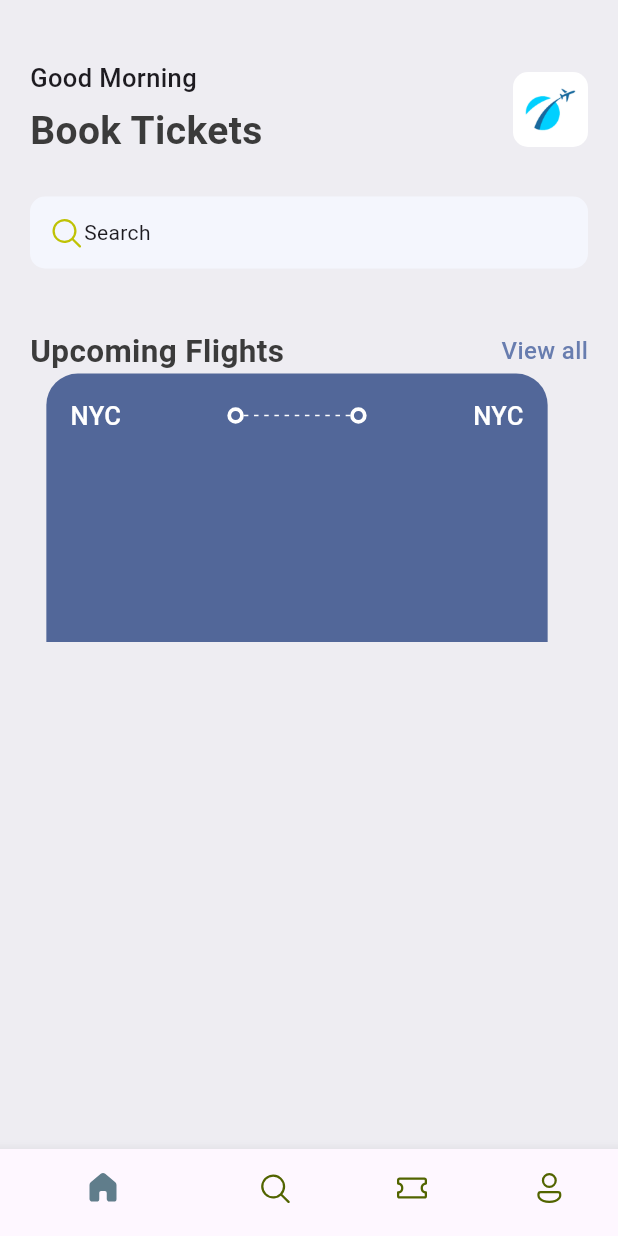
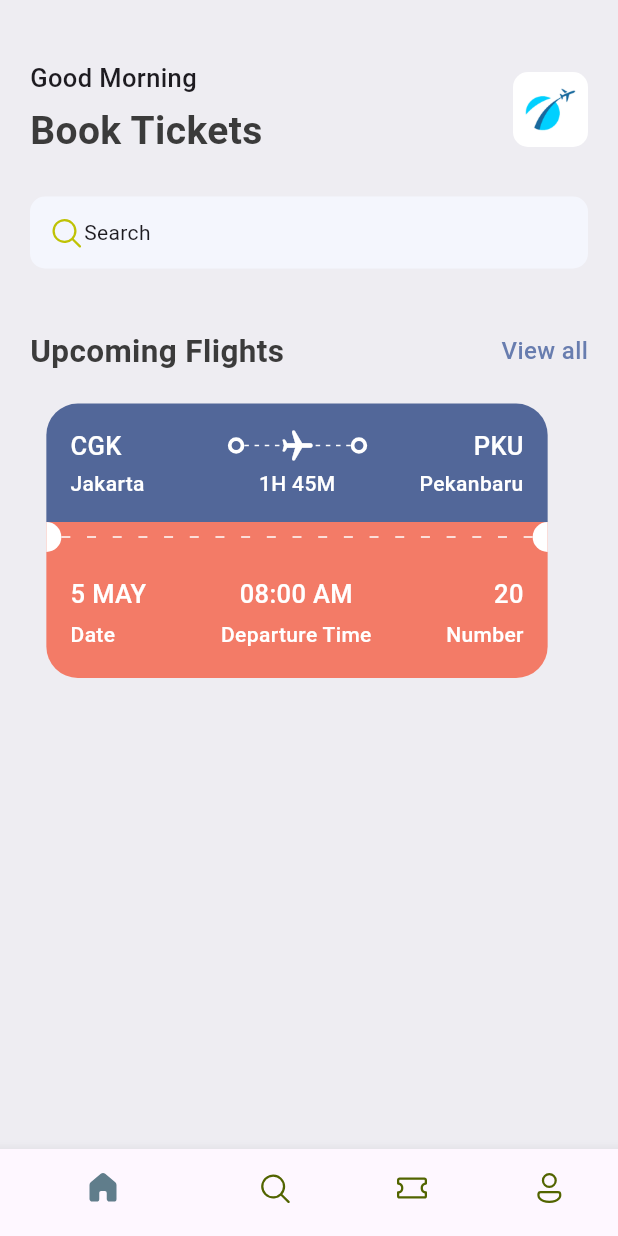
Before and after one commit to azrinurvani/Flutter-Ticket, a Flutter app: the screen it shows after launch, on a phone screen of 412 x 824 dp. Run offline on Flutter 3.47's test engine with Material 3 defaults, Android fonts, the phone set to English and light mode, and no system bars; our stand-ins replace fluentui_icons.

Commit message:
1. Implement Card Ticket (ticket_view) with text style

```diff
--- a/lib/base/res/media.dart
+++ b/lib/base/res/media.dart
@@ -1,5 +1,3 @@
-import 'package:flutter/material.dart';
-
 class AppMedia {
   static const _baseImage = "assets/images";
   static const logo = '$_baseImage/logo.png';
--- a/lib/base/res/styles/app_styles.dart
+++ b/lib/base/res/styles/app_styles.dart
@@ -7,6 +7,7 @@ class AppStyles {
   static Color bgColor = const Color(0xFFeeedf2);
   static Color textColor = const Color(0xFF3B3B3B);
   static Color ticketBlue = const Color(0xFF526799);
+  static Color ticketOrange = const Color(0xFFF37B67);
 
   static TextStyle textStyle = TextStyle(
     fontSize: 16,
@@ -30,4 +31,9 @@ class AppStyles {
     fontSize: 17,
     fontWeight: FontWeight.w500,
   );
+
+  static TextStyle headLineStyle4 = const TextStyle(
+    fontSize: 14,
+    fontWeight: FontWeight.w500,
+  );
 }
--- /dev/null
+++ b/lib/base/widgets/app_column_text_layout.dart
@@ -0,0 +1,27 @@
+import 'package:flutter/material.dart';
+import 'package:ticket_app/base/widgets/text_style_fourth.dart';
+import 'package:ticket_app/base/widgets/text_style_third.dart';
+
+class AppColumnTextLayout extends StatelessWidget {
+  final String topText;
+  final String bottomText;
+  final CrossAxisAlignment crossAxisAlignment;
+  const AppColumnTextLayout({
+    super.key,
+    required this.topText,
+    required this.bottomText,
+    required this.crossAxisAlignment,
+  });
+
+  @override
+  Widget build(BuildContext context) {
+    return Column(
+      crossAxisAlignment: crossAxisAlignment,
+      children: [
+        TextStyleThird(text: topText),
+        const SizedBox(height: 5),
+        TextStyleFourth(text: bottomText),
+      ],
+    );
+  }
+}
--- a/lib/base/widgets/app_layoutbuilder_widget.dart
+++ b/lib/base/widgets/app_layoutbuilder_widget.dart
@@ -2,8 +2,10 @@ import 'package:flutter/material.dart';
 
 class AppLayoutbuilderWidget extends StatelessWidget {
   final int randomDivider;
+  final double width;
 
-  const AppLayoutbuilderWidget({super.key, required this.randomDivider});
+  const AppLayoutbuilderWidget(
+      {super.key, required this.randomDivider, this.width = 3.0});
 
   @override
   Widget build(BuildContext context) {
@@ -15,8 +17,8 @@ class AppLayoutbuilderWidget extends StatelessWidget {
           children: List.generate(
             (constraints.constrainWidth() / randomDivider)
                 .floor(), //length base on divider constraint.width with randomDivider
-            (index) => const SizedBox(
-              width: 3,
+            (index) => SizedBox(
+              width: width,
               height: 1,
               child: DecoratedBox(
                 decoration: BoxDecoration(
--- /dev/null
+++ b/lib/base/widgets/big_circle.dart
@@ -0,0 +1,28 @@
+import 'package:flutter/material.dart';
+
+class BigCircle extends StatelessWidget {
+  final bool isRight;
+  const BigCircle({super.key, required this.isRight});
+
+  @override
+  Widget build(BuildContext context) {
+    return SizedBox(
+      height: 20,
+      width: 10,
+      child: DecoratedBox(
+        decoration: BoxDecoration(
+          color: Colors.white,
+          borderRadius: isRight == true
+              ? BorderRadius.only(
+                  topLeft: Radius.circular(10),
+                  bottomLeft: Radius.circular(10),
+                )
+              : BorderRadius.only(
+                  topRight: Radius.circular(10),
+                  bottomRight: Radius.circular(10),
+                ),
+        ),
+      ),
+    );
+  }
+}
--- /dev/null
+++ b/lib/base/widgets/text_style_fourth.dart
@@ -0,0 +1,23 @@
+import 'package:flutter/material.dart';
+import 'package:ticket_app/base/res/styles/app_styles.dart';
+
+class TextStyleFourth extends StatelessWidget {
+  final String text;
+  final TextAlign textAlign;
+  const TextStyleFourth({
+    super.key,
+    required this.text,
+    this.textAlign = TextAlign.start,
+  });
+
+  @override
+  Widget build(BuildContext context) {
+    return Text(
+      text,
+      textAlign: textAlign,
+      style: AppStyles.headLineStyle4.copyWith(
+        color: Colors.white,
+      ),
+    );
+  }
+}
--- /dev/null
+++ b/lib/base/widgets/text_style_third.dart
@@ -0,0 +1,17 @@
+import 'package:flutter/material.dart';
+import 'package:ticket_app/base/res/styles/app_styles.dart';
+
+class TextStyleThird extends StatelessWidget {
+  final String text;
+  const TextStyleThird({super.key, required this.text});
+
+  @override
+  Widget build(BuildContext context) {
+    return Text(
+      text,
+      style: AppStyles.headLineStyle3.copyWith(
+        color: Colors.white,
+      ),
+    );
+  }
+}
--- a/lib/base/widgets/ticket_view.dart
+++ b/lib/base/widgets/ticket_view.dart
@@ -1,7 +1,11 @@
 import 'package:flutter/material.dart';
 import 'package:ticket_app/base/res/styles/app_styles.dart';
+import 'package:ticket_app/base/widgets/app_column_text_layout.dart';
 import 'package:ticket_app/base/widgets/app_layoutbuilder_widget.dart';
+import 'package:ticket_app/base/widgets/big_circle.dart';
 import 'package:ticket_app/base/widgets/big_dot.dart';
+import 'package:ticket_app/base/widgets/text_style_fourth.dart';
+import 'package:ticket_app/base/widgets/text_style_third.dart';
 
 class TicketView extends StatelessWidget {
   const TicketView({super.key});
@@ -12,9 +16,13 @@ class TicketView extends StatelessWidget {
 
     return SizedBox(
       width: size.width * 0.85,
-      height: 179,
+      height: 199,
       child: Container(
         margin: EdgeInsets.only(right: 16),
+        child: Column(
+          children: [
+            //Blue part of the ticket
+            Container(
               padding: EdgeInsets.all(16),
               decoration: BoxDecoration(
                 color: AppStyles.ticketBlue,
@@ -25,13 +33,11 @@ class TicketView extends StatelessWidget {
               ),
               child: Column(
                 children: [
+                  //show departure and destination with icons first line
                   Row(
                     children: [
-                Text(
-                  "NYC",
-                  style: AppStyles.headLineStyle3.copyWith(
-                    color: Colors.white,
-                  ),
+                      TextStyleThird(
+                        text: "CGK",
                       ),
                       Expanded(child: Container()),
                       const BigDot(),
@@ -39,12 +45,24 @@ class TicketView extends StatelessWidget {
                       Expanded(
                         child: Stack(
                           children: [
-                      SizedBox(
+                            const SizedBox(
                               height: 24,
                               child: AppLayoutbuilderWidget(
                                 randomDivider: 6,
                               ),
                             ),
+                            Center(
+                              child: Transform.rotate(
+                                //angle 1.57 for rotate to 90 degree
+                                //angle 3.1416 for rotate to 180 degree
+                                //use - (minus) for rotate to left
+                                angle: 1.57,
+                                child: Icon(
+                                  Icons.local_airport_rounded,
+                                  color: Colors.white,
+                                ),
+                              ),
+                            )
                           ],
                         ),
                       ),
@@ -52,16 +70,126 @@ class TicketView extends StatelessWidget {
                       Expanded(
                         child: Container(),
                       ),
-                Text(
-                  "NYC",
-                  style: AppStyles.headLineStyle3.copyWith(
-                    color: Colors.white,
+                      TextStyleThird(
+                        text: "PKU",
+                      ),
+                    ],
+                  ),
+
+                  const SizedBox(
+                    height: 3,
+                  ),
+
+                  //show departure and destination with time
+                  Row(
+                    children: [
+                      SizedBox(
+                        width: 100,
+                        child: TextStyleFourth(text: "Jakarta"),
+                      ),
+                      Expanded(
+                        child: Container(),
+                      ),
+                      TextStyleFourth(text: "1H 45M"),
+                      Expanded(
+                        child: Container(),
+                      ),
+                      SizedBox(
+                        width: 100,
+                        child: TextStyleFourth(
+                          text: "Pekanbaru",
+                          textAlign: TextAlign.end,
                         ),
                       ),
                     ],
                   ),
+                ],
+              ),
+            ),
+
+            //circles and dot
+            Container(
+              height: 20,
+              color: AppStyles.ticketOrange,
+              child: Row(
+                children: [
+                  const BigCircle(
+                    isRight: false,
+                  ),
+                  //creating space between circles
+                  Expanded(
+                    child: AppLayoutbuilderWidget(
+                      randomDivider: 16,
+                      width: 6,
+                    ),
+                  ),
+                  const BigCircle(
+                    isRight: true,
+                  ),
+                ],
+              ),
+            ),
+
+            //Orange part of the ticket
+            Container(
+              padding: EdgeInsets.all(16),
+              decoration: BoxDecoration(
+                color: AppStyles.ticketOrange,
+                borderRadius: BorderRadius.only(
+                  bottomLeft: Radius.circular(21),
+                  bottomRight: Radius.circular(21),
+                ),
+              ),
+              child: Column(
+                children: [
+                  //show departure and destination with icons first line
                   Row(
-              children: [],
+                    mainAxisAlignment: MainAxisAlignment.spaceBetween,
+                    children: [
+                      AppColumnTextLayout(
+                        topText: "5 MAY",
+                        bottomText: "Date",
+                        crossAxisAlignment: CrossAxisAlignment.start,
+                      ),
+                      AppColumnTextLayout(
+                        topText: "08:00 AM",
+                        bottomText: "Departure Time",
+                        crossAxisAlignment: CrossAxisAlignment.center,
+                      ),
+                      AppColumnTextLayout(
+                        topText: "20",
+                        bottomText: "Number",
+                        crossAxisAlignment: CrossAxisAlignment.end,
+                      ),
+                      // Expanded(child: Container()),
+                      // TextStyleThird(text: "08:00 AM"),
+                      // Expanded(
+                      //   child: Container(),
+                      // ),
+                      // TextStyleThird(text: "20"),
+                    ],
+                  ),
+
+                  const SizedBox(
+                    height: 3,
+                  ),
+
+                  //show departure and destination with time
+                  // Row(
+                  //   children: [
+                  //     TextStyleFourth(text: "Date"),
+                  //     Expanded(
+                  //       child: Container(),
+                  //     ),
+                  //     TextStyleFourth(text: "Departure Time"),
+                  //     Expanded(
+                  //       child: Container(),
+                  //     ),
+                  //     TextStyleFourth(text: "Number"),
+                  //   ],
+                  // ),
+                ],
+              ),
             ),
           ],
         ),
--- a/lib/screens/home_screen.dart
+++ b/lib/screens/home_screen.dart
@@ -81,6 +81,9 @@ class HomeScreen extends StatelessWidget {
                   bigText: 'Upcoming Flights',
                   smallText: 'View all',
                 ),
+                const SizedBox(
+                  height: 20,
+                ),
                 TicketView(),
               ],
             ),
```
Lines whose indentation alone changed are shown as unchanged.
